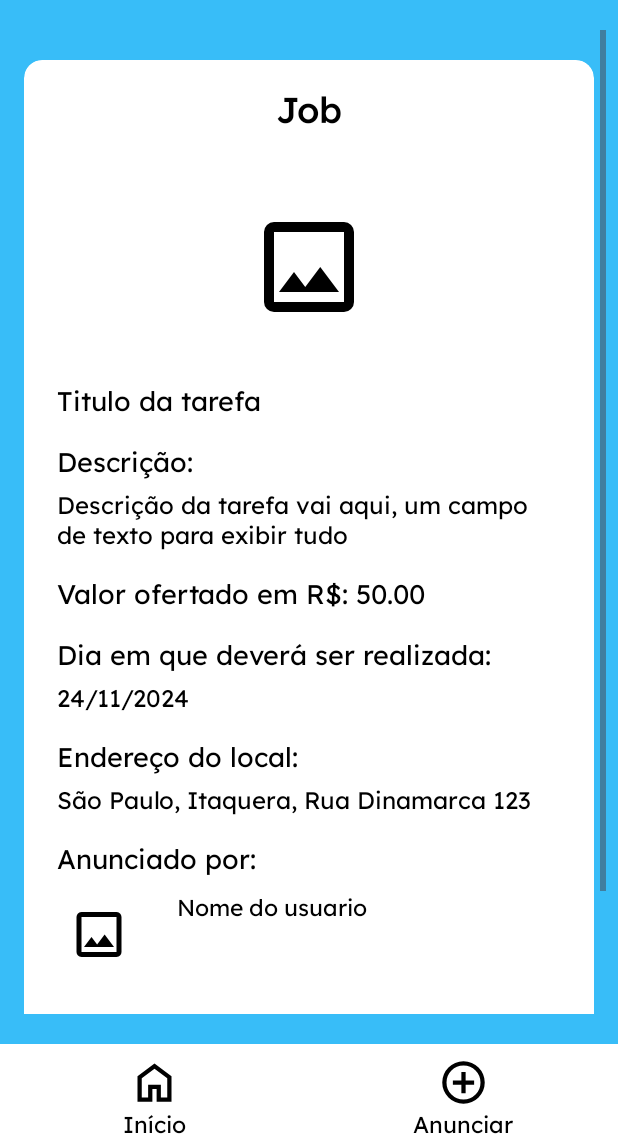
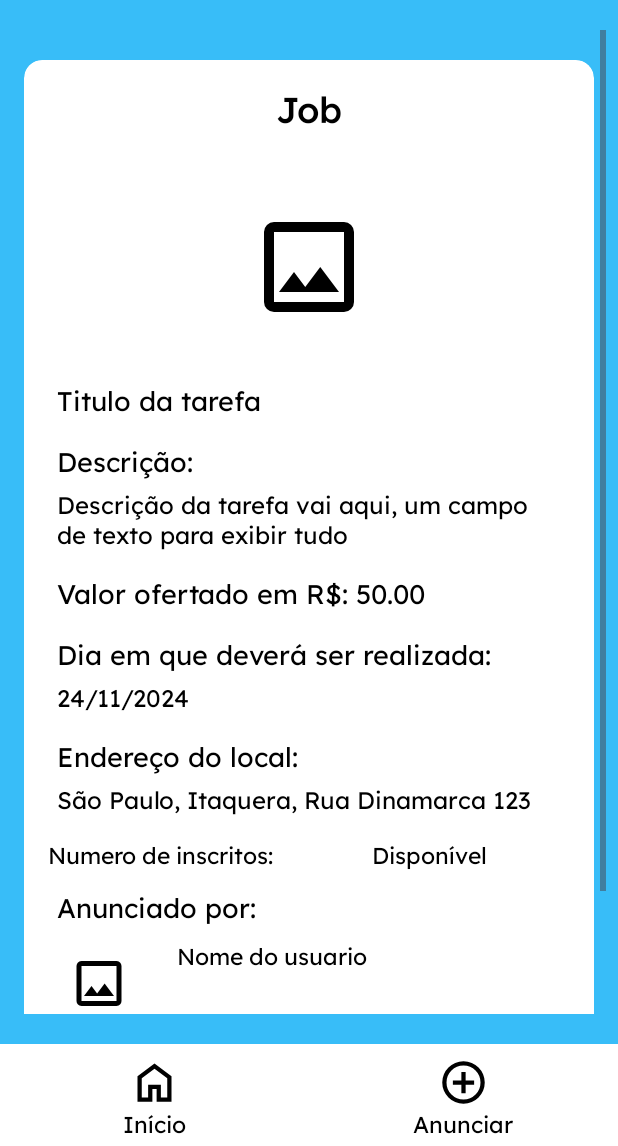
Before and after one commit to vitormneris/task-hub-app-android-java, an Android app: the JobPage screen opened directly, with no data from a screen before it, on a phone screen of 412 x 824 dp, the part 90-1236 px from its top. Run offline under Robolectric (Android 15) with nearby library versions, the phone set to English and light mode, and no system bars; our stand-ins replace Picasso; pictures from the network do not load; 10 statements that could not run were skipped.

Commit message:
Alterações

```diff
--- a/app/src/main/java/com/codecrafters/taskhub/JobPage.java
+++ b/app/src/main/java/com/codecrafters/taskhub/JobPage.java
@@ -43,6 +43,8 @@ public class JobPage extends AppCompatActivity {
         TextView txtDate = findViewById(R.id.txtDate);
         TextView txtLocation = findViewById(R.id.txtLocation);
         TextView userName = findViewById(R.id.userName);
+        TextView jobAvailable = findViewById(R.id.jobAvailable);
+        TextView jobSubscribedNumber = findViewById(R.id.jobSubscribedNumber);
 
         JobService jobService = new JobService();
         Job job = jobService.findById(jobId);
@@ -55,6 +57,8 @@ public class JobPage extends AppCompatActivity {
         Picasso.get().load(job.getImageUrl()).into(imageJob);
         userName.setText(job.getCrafter().getName());
         Picasso.get().load(job.getCrafter().getImageUrl()).into(imageUser);
+        jobAvailable.setText(job.getAvailable() ? "Disponível" : "Indisponível");
+        jobSubscribedNumber.setText("Numero de inscritos: " + job.getSubscribers().size());
 
         Button button = findViewById(R.id.btnContact);
         button.setOnClickListener((e) -> {
@@ -66,6 +70,9 @@ public class JobPage extends AppCompatActivity {
 
                 if (result.equals("true")) {
                     Toast.makeText(getApplicationContext(), "Inscrito com sucesso!", Toast.LENGTH_LONG).show();
+                    Intent intent = new Intent(this, JobPage.class);
+                    intent.addFlags(Intent.FLAG_ACTIVITY_CLEAR_TOP | Intent.FLAG_ACTIVITY_NEW_TASK);
+                    startActivity(intent);
                 } else if (result.equals("false"))
                     Toast.makeText(getApplicationContext(), "Não há conexão com a internet!", Toast.LENGTH_LONG).show();
                 else if (result.equals("conflict"))
--- a/app/src/main/java/com/codecrafters/taskhub/MainActivity.java
+++ b/app/src/main/java/com/codecrafters/taskhub/MainActivity.java
@@ -72,11 +72,11 @@ public class MainActivity extends AppCompatActivity {
                 TextView available = playerView.findViewById(R.id.jobAvailable);
                 TextView jobSubscribedNumber = playerView.findViewById(R.id.jobSubscribedNumber);
 
-                name.setText(job.getTitle());
-                description.setText(job.getDetails());
+                name.setText("Título: " + job.getTitle());
+                description.setText("Descrição: " +job.getDetails());
                 price.setText("R$ " + job.getPayment());
                 date.setText("Data: " + job.getMoment());
-                local.setText(job.getAddress());
+                local.setText("Local: " + job.getAddress());
                 creafter.setText("Postado por: " + job.getCrafter().getName());
                 available.setText(job.getAvailable() ? "Disponível" : "Indisponível");
                 jobSubscribedNumber.setText("Numero de inscritos: "+job.getSubscribers().size());
--- a/app/src/main/java/com/codecrafters/taskhub/MyJobs.java
+++ b/app/src/main/java/com/codecrafters/taskhub/MyJobs.java
@@ -101,11 +101,11 @@ public class MyJobs extends AppCompatActivity {
                     }
                 }
 
-                name.setText(job.getTitle());
-                description.setText(job.getDetails());
+                name.setText("Título: " + job.getTitle());
+                description.setText("Descrição: " +job.getDetails());
                 price.setText("R$ " + job.getPayment());
                 date.setText("Data: " + job.getMoment());
-                local.setText(job.getAddress());
+                local.setText("Local: " + job.getAddress());
                 creafter.setText("Postado por: " + job.getCrafter().getName());
                 available.setText(job.getAvailable() ? "Disponível" : "Indisponível");
                 Picasso.get().load(job.getImageUrl()).into(imageJob);
--- a/app/src/main/java/com/codecrafters/taskhub/MyProfilePage.java
+++ b/app/src/main/java/com/codecrafters/taskhub/MyProfilePage.java
@@ -40,8 +40,8 @@ public class MyProfilePage extends AppCompatActivity {
         TextView txtUserName = findViewById(R.id.txtUserName);
         TextView txtUserEmail = findViewById(R.id.txtUserEmail);
 
-        txtUserName.setText(user.getName());
-        txtUserEmail.setText(user.getEmail());
+        txtUserName.setText("Nome: " + user.getName());
+        txtUserEmail.setText("E-mail: " + user.getEmail());
         Picasso.get().load(user.getImageUrl()).into(imageUser);
 
         Button btnEditProfile = findViewById(R.id.btnEditProfile);
--- a/app/src/main/java/com/codecrafters/taskhub/ParticipatedJobs.java
+++ b/app/src/main/java/com/codecrafters/taskhub/ParticipatedJobs.java
@@ -73,11 +73,11 @@ public class ParticipatedJobs extends AppCompatActivity {
                 TextView local = playerView.findViewById(R.id.jobLocation);
                 TextView available = playerView.findViewById(R.id.jobAvailable);
 
-                name.setText(job.getTitle());
-                description.setText(job.getDetails());
+                name.setText("Título: " + job.getTitle());
+                description.setText("Descrição: " +job.getDetails());
                 price.setText("R$ " + job.getPayment());
                 date.setText("Data: " + job.getMoment());
-                local.setText(job.getAddress());
+                local.setText("Local: " + job.getAddress());
                 creafter.setText("Postado por: " + job.getCrafter().getName());
                 available.setText(job.getAvailable() ? "Disponível" : "Indisponível");
                 Picasso.get().load(job.getImageUrl()).into(imageJob);
--- a/app/src/main/res/layout/activity_job_page.xml
+++ b/app/src/main/res/layout/activity_job_page.xml
@@ -243,6 +243,34 @@
                             android:textColor="@color/black"
                             android:textSize="16sp" />
 
+                        <LinearLayout
+                            android:layout_width="match_parent"
+                            android:layout_height="wrap_content"
+                            android:orientation="horizontal">
+
+                            <TextView
+                                android:id="@+id/jobSubscribedNumber"
+                                android:layout_width="match_parent"
+                                android:layout_height="wrap_content"
+                                android:layout_weight="1"
+                                android:fontFamily="@font/lexend"
+                                android:padding="6dp"
+                                android:text="Numero de inscritos:"
+                                android:textColor="@color/black"
+                                android:textSize="15sp" />
+
+                            <TextView
+                                android:id="@+id/jobAvailable"
+                                android:layout_width="match_parent"
+                                android:layout_height="wrap_content"
+                                android:layout_weight="1.5"
+                                android:fontFamily="@font/lexend"
+                                android:padding="6dp"
+                                android:text="Disponível"
+                                android:textColor="@color/black"
+                                android:textSize="15sp" />
+                        </LinearLayout>
+
 
                         <TextView
                             android:id="@+id/txtPostedByLabel"
```
Also changed, not shown: app/src/main/res/layout/activity_main.xml (+0 -10 lines), app/src/main/res/layout/layout_job.xml (+4 -3 lines), app/src/main/res/layout/layout_job_participated.xml (+11 -4 lines), app/src/main/res/layout/layout_my_job.xml (+11 -4 lines).
